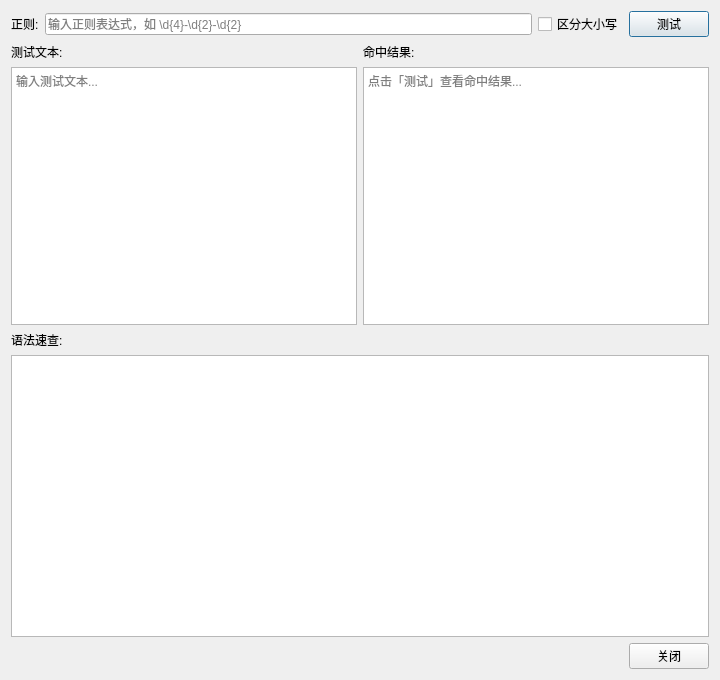
First picture: the form in src/fuscan/gui/regex_tester.ui, repository gookeryoung/uniscan, before the edit.
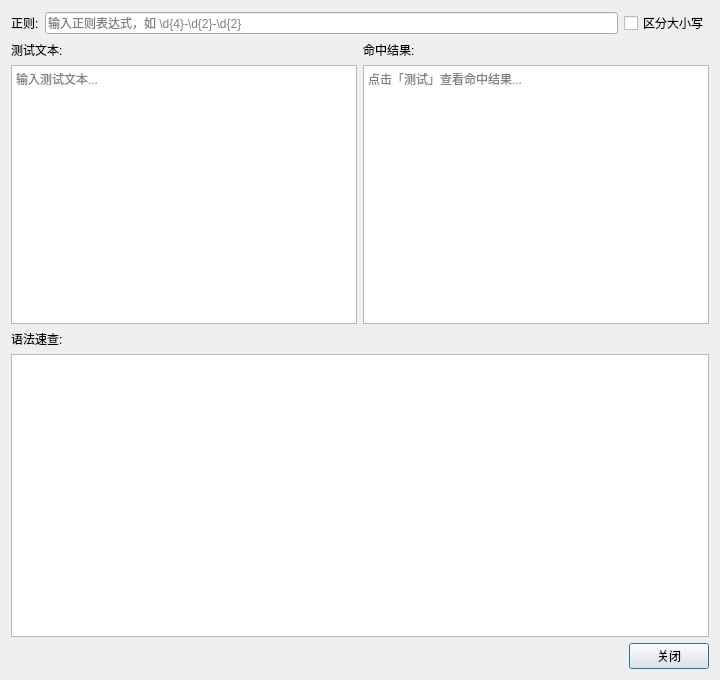
Second picture: the form after the edit.

Commit message:
refactor(gui): 移除regex tester硬编码按钮并重构匹配逻辑
1.  从ui文件和自动生成的ui代码中删除测试按钮相关代码
2.  重构正则匹配逻辑，实现输入变更时自动实时匹配
3.  拆分信号连接与初始化逻辑，优化代码结构

```diff
--- a/src/fuscan/gui/regex_tester.ui
+++ b/src/fuscan/gui/regex_tester.ui
@@ -55,19 +55,6 @@
        </property>
       </widget>
      </item>
-     <item>
-      <widget class="QPushButton" name="regex_test_btn">
-       <property name="toolTip">
-        <string>对测试文本执行正则匹配并显示命中结果</string>
-       </property>
-       <property name="text">
-        <string>测试</string>
-       </property>
-       <property name="default">
-        <bool>true</bool>
-       </property>
-      </widget>
-     </item>
     </layout>
    </item>
    <item>
```
The commit also changes 3 other files.
